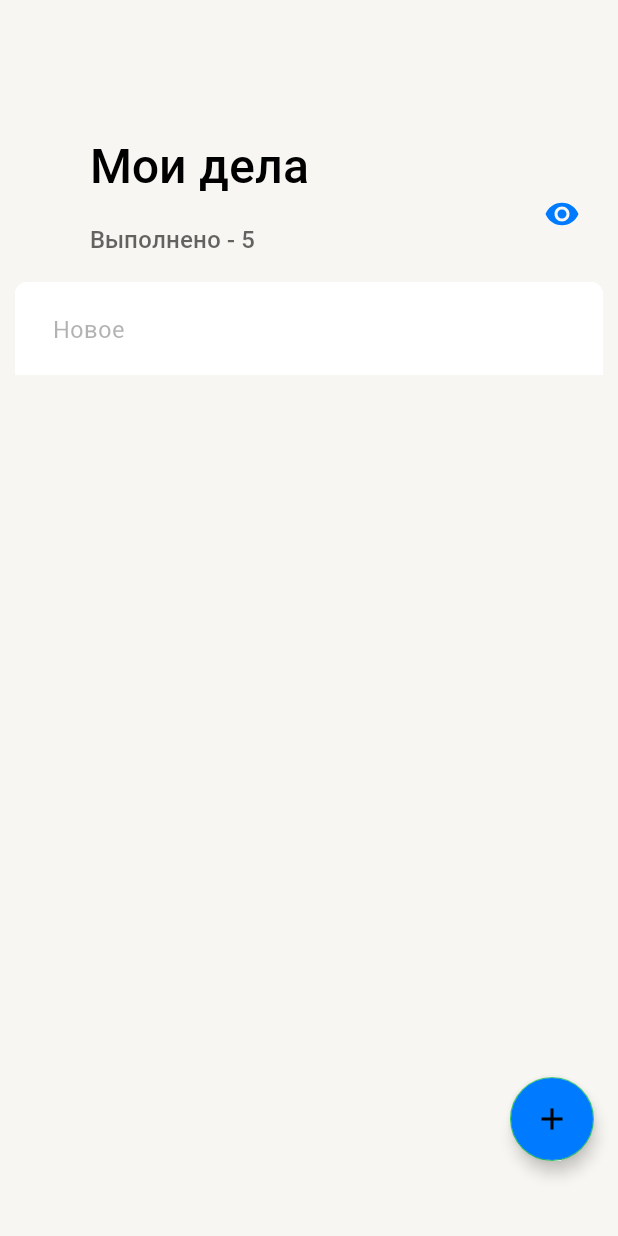
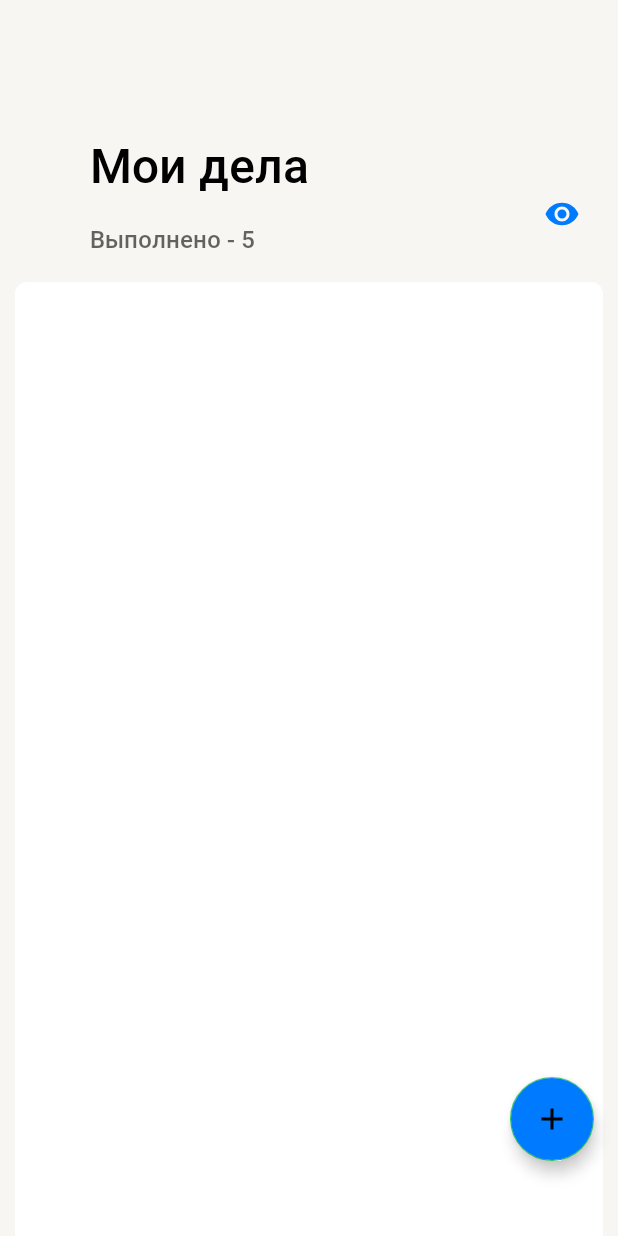
Before and after one commit to Mobile-Developement-School-23/ToDoApp-Solpad, an Android app: the screen it shows after launch (MainActivity), on a phone screen of 412 x 824 dp. Run offline under Robolectric (Android 15) with nearby library versions, the phone set to English and light mode, and no system bars; our stand-ins replace Room's generated code; libraries missing offline, so code that uses them is left out: it.xabaras.android; network calls fail; 3 statements that could not run were skipped.

Commit message:
Поправлены баги, swipeRefresh

```diff
--- a/app/src/main/java/com/example/todoapp/App.kt
+++ b/app/src/main/java/com/example/todoapp/App.kt
@@ -2,13 +2,32 @@ package com.example.todoapp
 
 import android.app.Application
 import android.util.Log
-import androidx.room.Room.databaseBuilder
-import com.example.todoapp.db.TodoItemsDatabase
+import androidx.work.*
+import com.example.todoapp.network.WorkManagerDatabase
+import java.util.concurrent.TimeUnit
 
 
 class App : Application() {
     override fun onCreate() {
         super.onCreate()
+        setBackgroundWorker()
+    }
+
+    fun setBackgroundWorker(){
+
+        val constraints = Constraints.Builder()
+            .setRequiredNetworkType(NetworkType.CONNECTED)
+            .build()
+
+        val request = PeriodicWorkRequestBuilder<WorkManagerDatabase>(10,TimeUnit.SECONDS)
+            .setConstraints(constraints).build()
+        Log.e("set","request")
+        val workManagerDatabase = WorkManager.getInstance(applicationContext)
+        workManagerDatabase.enqueueUniquePeriodicWork(
+                "hour_worker",
+                ExistingPeriodicWorkPolicy.KEEP,
+                request
+        )
 
     }
 }
--- a/app/src/main/java/com/example/todoapp/db/ItemRoomDao.kt
+++ b/app/src/main/java/com/example/todoapp/db/ItemRoomDao.kt
@@ -3,6 +3,7 @@ package com.example.todoapp.db
 import androidx.room.Dao
 import androidx.room.Delete
 import androidx.room.Insert
+import androidx.room.OnConflictStrategy
 import androidx.room.Query
 import androidx.room.Update
 import com.example.todoapp.model.TodoItem
@@ -15,11 +16,16 @@ interface ItemRoomDao {
 
     @Insert
     suspend fun addTodoItem(todoItem: TodoItem)
+    @Insert(onConflict = OnConflictStrategy.REPLACE)
+    suspend fun addAllTodoItems(todoItems: List<TodoItem>)
 
     @Delete
     suspend fun deleteTodoItem(todoItem: TodoItem)
 
     @Update
     suspend fun editTodoItem(todoItem: TodoItem)
+    @Query("DELETE FROM todoitem")
+    suspend fun deleteAll()
+
 
 }
--- a/app/src/main/java/com/example/todoapp/db/TodoItemsDatabase.kt
+++ b/app/src/main/java/com/example/todoapp/db/TodoItemsDatabase.kt
@@ -25,9 +25,6 @@ abstract class TodoItemsDatabase:RoomDatabase() {
         }
 
         private fun createDatabase(context: Context): TodoItemsDatabase {
-
-            Log.e("cr","cre")
-
             return Room.databaseBuilder(
                 context.applicationContext,
                 TodoItemsDatabase::class.java,
--- a/app/src/main/java/com/example/todoapp/network/SynchronizationData.kt
+++ b/app/src/main/java/com/example/todoapp/network/SynchronizationData.kt
@@ -1,10 +1,31 @@
 package com.example.todoapp.network
 
-class SynchronizationData {
+import android.app.Application
+import android.content.Context
+import com.example.todoapp.db.TodoItemsDatabase
+import com.example.todoapp.model.TodoItem
+import com.example.todoapp.network.model.TodoItemNetwork
+import com.example.todoapp.repository.TodoItemsRepository
+import kotlinx.coroutines.Dispatchers
+import kotlinx.coroutines.withContext
 
-    fun synchronizationData() {
+class SynchronizationData(context:Context) {
+    private val context = context
+    private val database = TodoItemsDatabase(context)
+    private val todoItemsRepository = TodoItemsRepository(context,database)
+
+    suspend fun synchronizationData(todoItemsDatabase: List<TodoItem>,todoItemsNetwork: List<TodoItem>){
+
+        synchronizationDatabase(todoItemsDatabase,todoItemsNetwork)
+    }
+
+    suspend fun synchronizationDatabase(todoItemsDatabase: List<TodoItem>, todoItemsNetwork: List<TodoItem>) {
+        if(todoItemsDatabase.isNotEmpty()) database.getDao().deleteAll()
+        database.getDao().addAllTodoItems(todoItemsNetwork)
 
     }
-
+    suspend fun synchronizationNetwork(todoItemsDatabase: List<TodoItem>) = withContext(Dispatchers.IO){
+        todoItemsRepository.patchTodoItemNetwork(context,todoItemsDatabase)
+    }
 
 }
--- a/app/src/main/java/com/example/todoapp/network/TodoApiRequest.kt
+++ b/app/src/main/java/com/example/todoapp/network/TodoApiRequest.kt
@@ -4,10 +4,13 @@ import com.example.todoapp.model.TodoItem
 import com.example.todoapp.network.model.GetListItemsNetwork
 import com.example.todoapp.network.model.SetItemRequest
 import com.example.todoapp.network.model.SetItemResponse
+import com.example.todoapp.network.model.SetItemsRequest
 import retrofit2.Response
 import retrofit2.http.Body
 import retrofit2.http.DELETE
 import retrofit2.http.GET
+import retrofit2.http.Header
+import retrofit2.http.PATCH
 import retrofit2.http.POST
 import retrofit2.http.PUT
 import retrofit2.http.Path
@@ -36,4 +39,12 @@ interface TodoApiRequest {
         @Body
         todoItem: SetItemRequest
     ): Response<SetItemResponse>
+
+    @PATCH("list")
+    suspend fun patchTodoItem(
+        @Header("X-Last-Known-Revision")
+        revision: String,
+        @Body
+        setItemsRequest: SetItemsRequest
+    ): Response<GetListItemsNetwork>
 }
--- a/app/src/main/java/com/example/todoapp/screens/adapter/MainAdapter.kt
+++ b/app/src/main/java/com/example/todoapp/screens/adapter/MainAdapter.kt
@@ -62,7 +62,6 @@ class MainAdapter(private val onClickListener: OnClickListener, private val onLo
         holder.bind(getItem(position))
 
         onSetListenerButtonInfo(holder)
-        Log.e("AdapterPosition",position.toString())
         onSetListenerCheckBox(holder, position)
 
 //       клик для редактирования
--- a/app/src/main/java/com/example/todoapp/screens/main/MainFragment.kt
+++ b/app/src/main/java/com/example/todoapp/screens/main/MainFragment.kt
@@ -27,11 +27,12 @@ import com.google.android.material.snackbar.Snackbar
 
 class MainFragment : Fragment() {
 
-    private lateinit var mViewModel: MainFragmentViewModel
-    private var _binding: FragmentMainBinding? = null
+
     private val mBinding get() = _binding!!
     private lateinit var adapterToDo: MainAdapter
 
+    private lateinit var mViewModel: MainFragmentViewModel
+    private var _binding: FragmentMainBinding? = null
 
     override fun onCreateView(
         inflater: LayoutInflater, container: ViewGroup?,
@@ -53,30 +54,18 @@ class MainFragment : Fragment() {
         mViewModel.getTodoItemsLiveData().observe(viewLifecycleOwner){
             adapterToDo.submitList(it)
             adapterToDo.notifyDataSetChanged()
-            Log.e("ADAPTER",it.toString())
         }
     }
     //Инициализация всего в одной функции.
-    fun initialization(view: View) {
+    private fun initialization(view: View) {
         setRecyclerView()
-        setCompletedTask()
         setItemTouchHelper(view)
         setResourseObserver()
-    }
-
-    // установка количества выполненных задач(пока не работает)
-    private fun setCompletedTask() {
-        /*
-        mViewModel.completedTask?.observe(viewLifecycleOwner, Observer {
-
-            mBinding.completeTitle.text = "Выполнено — " + it.toString()
-        })
-
-         */
+        setSwipeRefresh()
     }
 
     // инициализация ресайклера
-    fun setRecyclerView() {
+    private fun setRecyclerView() {
         mBinding?.apply {
             adapterToDo = MainAdapter(
                 MainAdapter.OnClickListener { setOnClickListenerRV(it) },
@@ -131,9 +120,8 @@ class MainFragment : Fragment() {
         mViewModel.getResourseLiveData().observe(viewLifecycleOwner){
             when(it){
                 is Resourse.Error -> {
-                    Snackbar.make(mBinding.recyclerviewDo,"Ошибка, повторить?", Snackbar.LENGTH_LONG)
-                    .setAction("Да",View.OnClickListener {
-
+                    Snackbar.make(mBinding.recyclerviewDo,it.message.toString(), Snackbar.LENGTH_LONG)
+                    .setAction("Повторить",View.OnClickListener {
                     }).show()
                 }
                 is Resourse.Success -> {
@@ -149,5 +137,19 @@ class MainFragment : Fragment() {
 
     }
 
+    private fun setSwipeRefresh(){
+        mBinding.swipeRefresh.setOnRefreshListener {
+
+            mViewModel.getListTodoItems()
+
+            if (!mViewModel.checkInternetConnection()){
+                Snackbar.make(mBinding.recyclerviewDo,"Отсутствует интернет соединение",Snackbar.LENGTH_LONG)
+                    .setAction("Обновить",View.OnClickListener {
+                        mViewModel.getListTodoItems()
+                    }).show()
+            }
+            mBinding.swipeRefresh.isRefreshing = false
+        }
+    }
 
 }
--- a/app/src/main/java/com/example/todoapp/screens/main/MainFragmentViewModel.kt
+++ b/app/src/main/java/com/example/todoapp/screens/main/MainFragmentViewModel.kt
@@ -39,4 +39,6 @@ class MainFragmentViewModel(application: Application) :AndroidViewModel(applicat
     fun getResourseLiveData(): LiveData<Resourse> {
         return todoItemsRepository.resourseRequest
     }
+
+    fun checkInternetConnection() = todoItemsRepository.checkInternetConnection(getApplication<Application>().applicationContext)
 }
--- a/app/src/main/res/layout/fragment_main.xml
+++ b/app/src/main/res/layout/fragment_main.xml
@@ -64,48 +64,43 @@
             </com.google.android.material.appbar.CollapsingToolbarLayout>
         </com.google.android.material.appbar.AppBarLayout>
 
-
+        <androidx.swiperefreshlayout.widget.SwipeRefreshLayout
+            android:id="@+id/swipe_refresh"
+            android:layout_width="match_parent"
+            android:layout_height="wrap_content"
+            android:layout_marginTop="18dp"
+            app:layout_behavior="com.google.android.material.appbar.AppBarLayout$ScrollingViewBehavior">
+            >
         <androidx.core.widget.NestedScrollView
             android:id="@+id/nestedScroll"
             android:layout_width="match_parent"
-            android:layout_height="match_parent"
+            android:layout_height="wrap_content"
             android:layout_marginTop="18dp"
+            android:fillViewport="true"
             app:layout_behavior="com.google.android.material.appbar.AppBarLayout$ScrollingViewBehavior">
             >
-
             <LinearLayout
                 android:layout_width="match_parent"
-                android:layout_height="match_parent"
-                android:background="@drawable/selector_corners"
+                android:layout_height="20dp"
                 android:layout_marginStart="10dp"
                 android:layout_marginEnd="10dp"
-                android:orientation="vertical">
+                android:background="@drawable/selector_corners"
+                android:orientation="horizontal">
 
                 <androidx.recyclerview.widget.RecyclerView
                     android:id="@+id/recyclerview_do"
                     android:layout_width="match_parent"
-                    android:layout_height="match_parent"
+                    android:layout_height="wrap_content"
                     app:layout_constraintBottom_toBottomOf="parent"
                     app:layout_constraintEnd_toEndOf="parent"
                     app:layout_constraintStart_toStartOf="parent"
                     app:layout_constraintTop_toTopOf="parent" />
 
-                <TextView
-                    android:layout_width="match_parent"
-                    android:layout_height="wrap_content"
-                    android:padding="@dimen/title"
-                    android:paddingStart="25dp"
-                    android:text="@string/New"
-                    android:textColor="?attr/label_tertiary"
-                    style="@style/TextAppearance.Body"
-                    android:background="@drawable/selector_corners"
-                    />
-                <View
-                    android:layout_width="match_parent"
-                    android:layout_height="30dp"
-                    android:background="?attr/back_primary"/>
+
+
             </LinearLayout>
         </androidx.core.widget.NestedScrollView>
+        </androidx.swiperefreshlayout.widget.SwipeRefreshLayout>
 
         <com.google.android.material.floatingactionbutton.FloatingActionButton
             android:id="@+id/add_button"
```
Also changed, not shown: app/build.gradle (+4 -5 lines), app/src/main/java/com/example/todoapp/network/WorkManagerDatabase.kt (added, +21 -0 lines), app/src/main/java/com/example/todoapp/network/model/SetItemsRequest.kt (added, +10 -0 lines), app/src/main/java/com/example/todoapp/repository/TodoItemsRepository.kt (+55 -9 lines).
